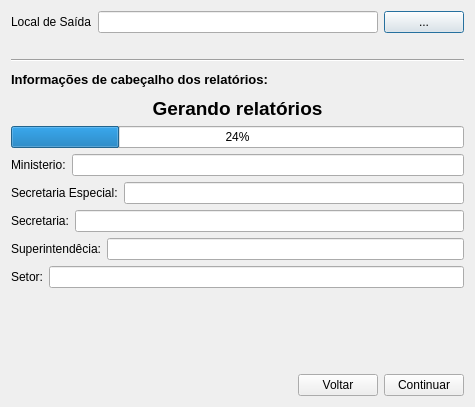
First picture: the form in screens/report_generator.ui, repository spuhub/prisma, before the edit.
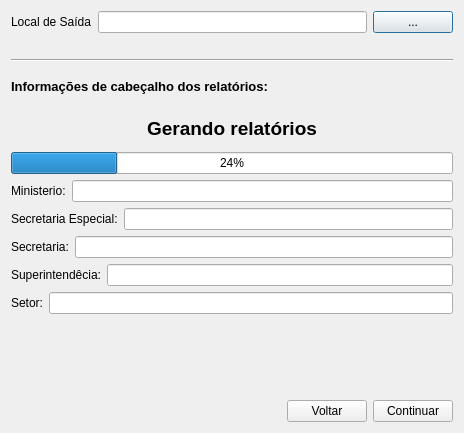
Second picture: the form after the edit.

What changed in the file:
```diff
--- a/screens/report_generator.ui
+++ b/screens/report_generator.ui
@@ -6,8 +6,8 @@
    <rect>
     <x>0</x>
     <y>0</y>
-    <width>475</width>
-    <height>407</height>
+    <width>464</width>
+    <height>433</height>
    </rect>
   </property>
   <property name="windowTitle">
```
